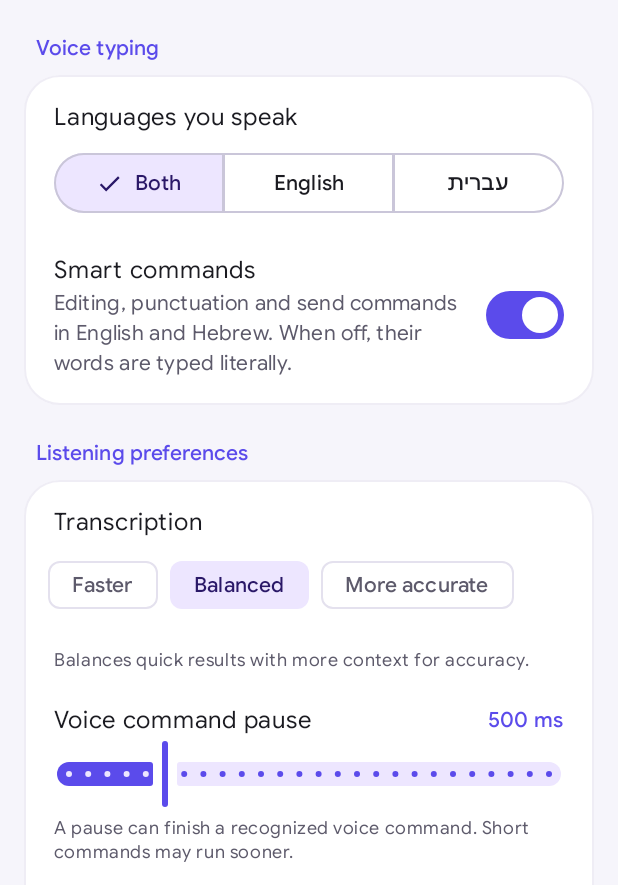
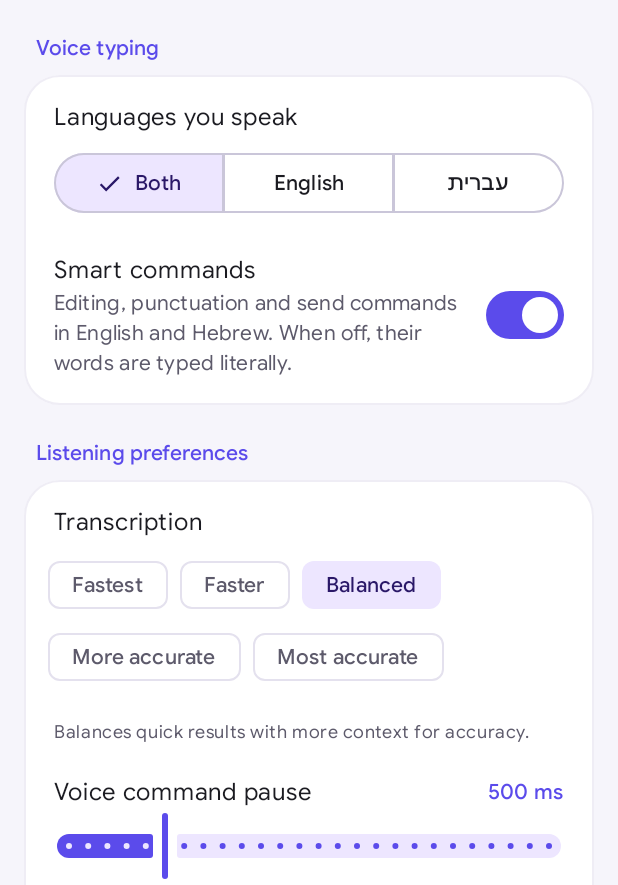
Before and after one commit to moryoav/Yboard, an Android app built with Jetpack Compose: the composable VoiceScreen shown on its own in the app's theme, scrolled down 532 dp, on a phone screen of 412 x 824 dp, the part 351-1236 px from its top. Run offline under Robolectric (Android 15) with nearby library versions, the phone set to English and light mode, and no system bars.

Commit message:
Add fastest and most accurate live transcription presets

```diff
--- a/app/src/main/java/com/yboard/keyboard/ui/Components.kt
+++ b/app/src/main/java/com/yboard/keyboard/ui/Components.kt
@@ -10,6 +10,8 @@ import androidx.compose.foundation.layout.Arrangement
 import androidx.compose.foundation.layout.Box
 import androidx.compose.foundation.layout.Column
 import androidx.compose.foundation.layout.ColumnScope
+import androidx.compose.foundation.layout.ExperimentalLayoutApi
+import androidx.compose.foundation.layout.FlowRow
 import androidx.compose.foundation.layout.Row
 import androidx.compose.foundation.layout.RowScope
 import androidx.compose.foundation.layout.Spacer
@@ -288,20 +290,23 @@ fun SegmentRow(title: String?, options: List<String>, selected: Int, onSelect: (
     }
 }
 
+@OptIn(ExperimentalLayoutApi::class)
 @Composable
-fun ChipRow(title: String, options: List<String>, selected: Int, onSelect: (Int) -> Unit) {
+fun ChipRow(title: String, options: List<String>, selected: Int, wrap: Boolean = false, onSelect: (Int) -> Unit) {
     Column(Modifier.fillMaxWidth().searchTarget(title).padding(vertical = 10.dp)) {
         Text(title, style = MaterialTheme.typography.bodyLarge, modifier = Modifier.padding(horizontal = 20.dp))
-        Row(
-            Modifier
-                .fillMaxWidth()
-                .horizontalScroll(rememberScrollState())
-                .padding(horizontal = 16.dp, vertical = 6.dp),
-            horizontalArrangement = Arrangement.spacedBy(8.dp),
-        ) {
+        val chips: @Composable () -> Unit = {
             options.forEachIndexed { i, label ->
                 FilterChip(selected = i == selected, onClick = { onSelect(i) }, label = { Text(label) })
             }
+        }
+        val padding = Modifier.padding(horizontal = 16.dp, vertical = 6.dp)
+        val spacing = Arrangement.spacedBy(8.dp)
+        if (wrap) {
+            FlowRow(Modifier.fillMaxWidth().then(padding), horizontalArrangement = spacing) { chips() }
+        } else {
+            Row(Modifier.fillMaxWidth().horizontalScroll(rememberScrollState()).then(padding),
+                horizontalArrangement = spacing) { chips() }
         }
     }
 }
--- a/app/src/main/java/com/yboard/keyboard/ui/VoiceScreen.kt
+++ b/app/src/main/java/com/yboard/keyboard/ui/VoiceScreen.kt
@@ -229,13 +229,15 @@ fun VoiceScreen(settings: YboardSettings, onBack: () -> Unit) {
         }
 
         Section("Listening preferences", searchable = true) {
-            ChipRow("Transcription", TranscriptionQuality.entries.map { it.label }, settings.voiceQuality.ordinal) { i ->
+            ChipRow("Transcription", TranscriptionQuality.entries.map { it.label }, settings.voiceQuality.ordinal, wrap = true) { i ->
                 Prefs.update { it.copy(voiceQuality = TranscriptionQuality.entries[i]) }
             }
             HintText(when (settings.voiceQuality) {
+                TranscriptionQuality.FASTEST -> "Shows words as soon as possible, with the least audio context."
                 TranscriptionQuality.FASTER -> "Words appear sooner, with less audio context."
                 TranscriptionQuality.BALANCED -> "Balances quick results with more context for accuracy."
                 TranscriptionQuality.ACCURATE -> "Waits for more audio context. Words may take longer to appear."
+                TranscriptionQuality.MOST_ACCURATE -> "Waits for the most audio context before showing words."
             })
             if (settings.voiceCommands) {
                 SliderRow("Voice command pause", settings.voicePauseMs.toFloat(), 250f..1500f,
--- a/app/src/main/java/com/yboard/keyboard/voice/VoiceOptions.kt
+++ b/app/src/main/java/com/yboard/keyboard/voice/VoiceOptions.kt
@@ -1,7 +1,11 @@
 package com.yboard.keyboard.voice
 
 enum class TranscriptionQuality(val delay: String, val label: String) {
-    FASTER("low", "Faster"), BALANCED("medium", "Balanced"), ACCURATE("high", "More accurate"),
+    FASTEST("minimal", "Fastest"),
+    FASTER("low", "Faster"),
+    BALANCED("medium", "Balanced"),
+    ACCURATE("high", "More accurate"),
+    MOST_ACCURATE("xhigh", "Most accurate"),
 }
 
 data class VoiceOptions(
```
Also changed, not shown: 3 other files.
